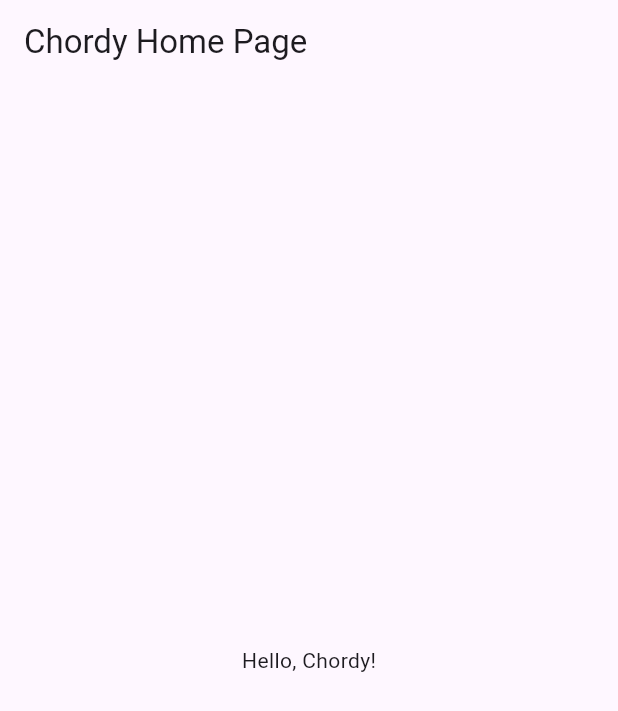
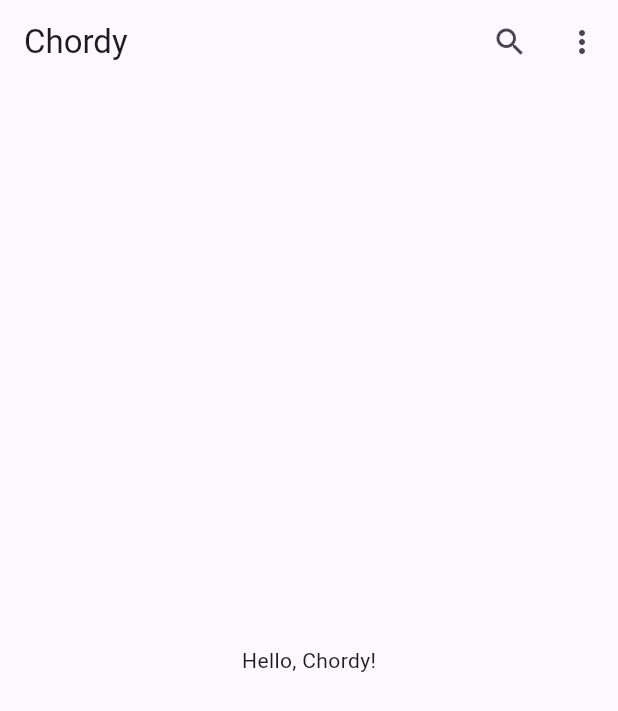
Before and after one commit to Mckenjay/chordy, a Flutter app: the screen it shows after launch, on a phone screen of 412 x 824 dp. Shown: the top 711 px of the screen. Run offline on Flutter 3.47's test engine with Material 3 defaults, Android fonts, the light colour scheme and no system bars.

Commit message:
added appbar buttons

```diff
--- a/lib/main.dart
+++ b/lib/main.dart
@@ -11,6 +11,7 @@
   @override
   Widget build(BuildContext context) {
     return MaterialApp(
+      debugShowCheckedModeBanner: false,
       title: 'Chordy',
       theme: ThemeData(
         // This is the theme of your application.
@@ -28,11 +29,35 @@
         //
         // This works for code too, not just values: Most code changes can be
         // tested with just a hot reload.
-        colorScheme: ColorScheme.fromSeed(seedColor: Colors.deepPurple),
+        colorScheme: ColorScheme.fromSeed(seedColor: const Color.fromARGB(255, 71, 58, 183)),
       ),
       home: Scaffold(
         appBar: AppBar(
-          title: const Text("Chordy Home Page"),
+          actions: [
+            IconButton(
+              tooltip: 'Search',
+              icon: const Icon(Icons.search),
+              onPressed: () {},
+            ),
+            PopupMenuButton<Text>(
+              tooltip: 'More options',
+              itemBuilder: (BuildContext context) {
+                return [
+                  PopupMenuItem(
+                    value: const Text('Settings'),
+                    child: const Text('Settings'),
+                    onTap: () {},
+                  ),
+                  PopupMenuItem(
+                    value: const Text('About'),
+                    child: const Text('About Chordy'),
+                    onTap: () {},
+                  ),
+                ];
+              },
+            ),
+          ],
+          title: const Text("Chordy"),
         ),
         body: const Center(
           child: Text("Hello, Chordy!"),
```
